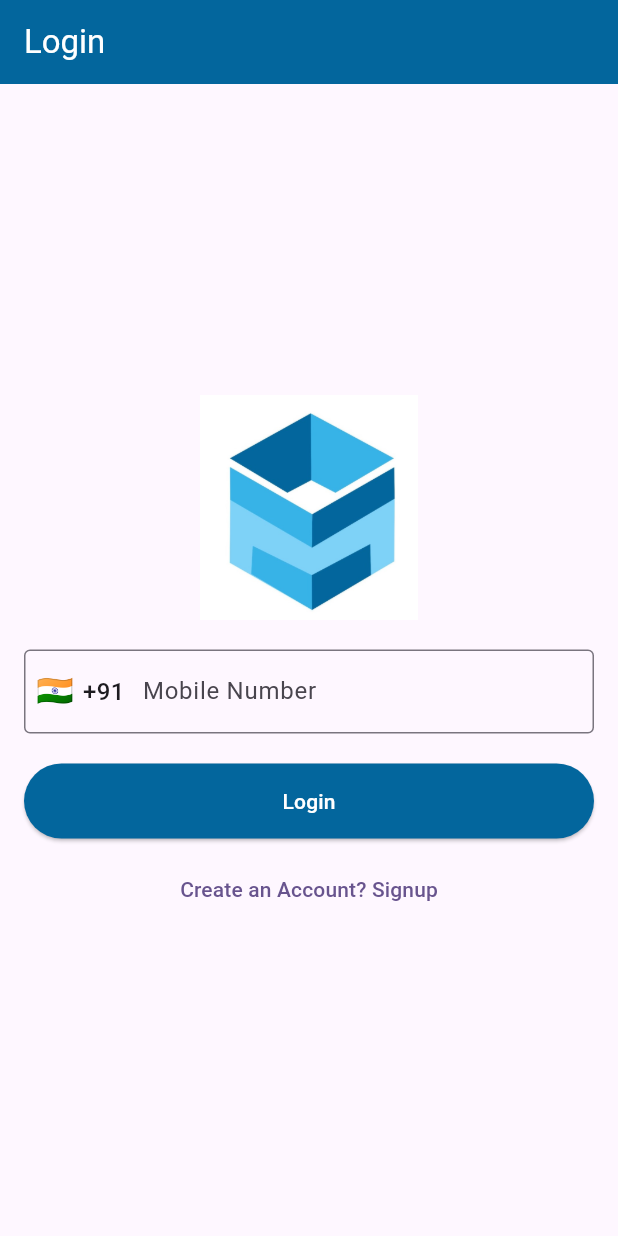
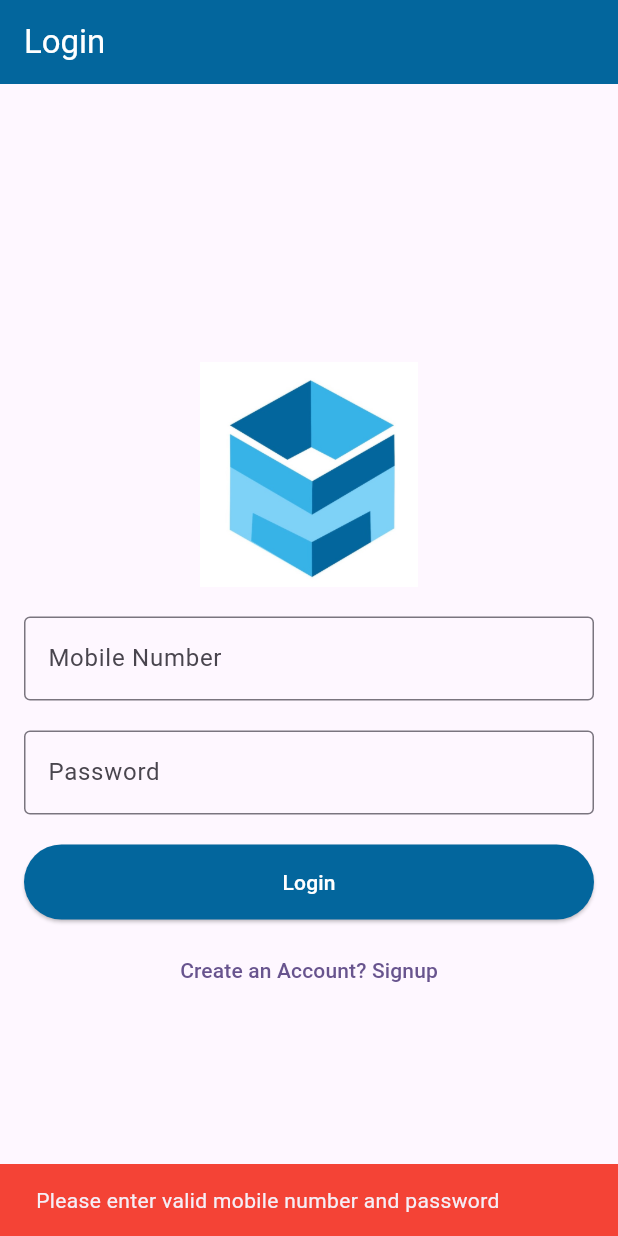
Before and after one commit to supekarsuraj/new_packers_application, a Flutter app: the screen it shows after launch, after a tap on "Login", on a phone screen of 412 x 824 dp. Run offline on Flutter 3.47's test engine with Material 3 defaults, Android fonts, the light colour scheme and no system bars; our stand-ins replace fluttertoast, geocoding, geolocator, google_maps_flutter.

Commit message:
refresh-code
refresh-code

```diff
--- a/lib/lib/views/login_view.dart
+++ b/lib/lib/views/login_view.dart
@@ -1,18 +1,50 @@
 import 'package:flutter/material.dart';
 import 'package:provider/provider.dart';
+import 'package:http/http.dart' as http;
+import 'dart:convert';
+
 import '../../views/signupOtpView.dart';
 import '../viewmodels/login_viewmodel.dart';
-import 'signup_view.dart';
 import 'OTPSuccessView.dart';
 
-
-class LoginView extends StatelessWidget {
+class LoginView extends StatefulWidget {
   const LoginView({super.key});
 
+  @override
+  State<LoginView> createState() => _LoginViewState();
+}
+
+class _LoginViewState extends State<LoginView> {
+  final TextEditingController _passwordController = TextEditingController();
+
   static const Color darkBlue = Color(0xFF03669d);
-  static const Color mediumBlue = Color(0xFF37b3e7);
-  static const Color lightBlue = Color(0xFF7ed2f7);
-  static const Color whiteColor = Color(0xFFf7f7f7);
+
+  Future<bool> loginUser(String mobile, String password) async {
+    try {
+      final url =
+          "http://54kidsstreet.org/api/customers/login?mobile_no=$mobile&password=$password";
+
+      final response = await http.post(Uri.parse(url));
+
+      if (response.statusCode == 200) {
+        final data = json.decode(response.body);
+        // Check API response format
+        if (data is Map &&
+            (data['status'] == true ||
+                data['success'] == true ||
+                data['message']
+                    ?.toString()
+                    .toLowerCase()
+                    .contains('success') ==
+                    true)) {
+          return true;
+        }
+      }
+      return false;
+    } catch (e) {
+      return false;
+    }
+  }
 
   @override
   Widget build(BuildContext context) {
@@ -26,8 +58,15 @@ class LoginView extends StatelessWidget {
               backgroundColor: darkBlue,
               foregroundColor: Colors.white,
             ),
-            body: Padding(
+            body: SingleChildScrollView(
               padding: const EdgeInsets.all(16.0),
+              child: ConstrainedBox(
+                constraints: BoxConstraints(
+                  minHeight: MediaQuery.of(context).size.height -
+                      MediaQuery.of(context).padding.top -
+                      kToolbarHeight,
+                ),
+                child: IntrinsicHeight(
                   child: Column(
                     mainAxisAlignment: MainAxisAlignment.center,
                     children: [
@@ -36,52 +75,69 @@ class LoginView extends StatelessWidget {
                         height: 150,
                       ),
                       const SizedBox(height: 20),
+                      // Mobile Number Field
                       TextField(
                         keyboardType: TextInputType.phone,
                         maxLength: 10,
-                    decoration: InputDecoration(
+                        decoration: const InputDecoration(
                           labelText: 'Mobile Number',
                           counterText: '',
-                      prefixIcon: Padding(
-                        padding: const EdgeInsets.symmetric(horizontal: 8.0),
-                        child: Row(
-                          mainAxisSize: MainAxisSize.min,
-                          children: const [
-                            Text(
-                              '🇮🇳',
-                              style: TextStyle(fontSize: 20), // Adjust flag size
-                            ),
-                            SizedBox(width: 6),
-                            Text(
-                              '+91',
-                              style: TextStyle(fontSize: 16, fontWeight: FontWeight.w500),
-                            ),
-                          ],
-                        ),
-                      ),
-                      prefixIconConstraints: const BoxConstraints(
-                        minWidth: 0,
-                        minHeight: 0,
-                      ),
-                      border: const OutlineInputBorder(),
+                          border: OutlineInputBorder(),
                         ),
                         onChanged: (value) {
                           viewModel.setMobileNumber(value);
                         },
-                  )
-                  ,
+                      ),
                       const SizedBox(height: 20),
+                      // Password Field
+                      TextField(
+                        controller: _passwordController,
+                        obscureText: true,
+                        decoration: const InputDecoration(
+                          labelText: 'Password',
+                          border: OutlineInputBorder(),
+                        ),
+                      ),
+                      const SizedBox(height: 20),
+                      // Login Button
                       ElevatedButton(
                         onPressed: viewModel.isLoading
                             ? null
-                        : () {
-                      viewModel.requestOTP();
-                      if (viewModel.mobileNumber.length == 10) {
-                        Navigator.push(
+                            : () async {
+                          if (viewModel.mobileNumber.length == 10 &&
+                              _passwordController.text.isNotEmpty) {
+                            viewModel.setLoading(true);
+
+                            bool success = await loginUser(
+                              viewModel.mobileNumber,
+                              _passwordController.text,
+                            );
+
+                            viewModel.setLoading(false);
+
+                            if (success) {
+                              Navigator.pushReplacement(
                                 context,
                                 MaterialPageRoute(
                                   builder: (context) =>
                                   const OTPSuccessView(),
+                                ),
+                              );
+                            } else {
+                              ScaffoldMessenger.of(context).showSnackBar(
+                                const SnackBar(
+                                  content: Text(
+                                      'Invalid mobile number or password'),
+                                  backgroundColor: Colors.red,
+                                ),
+                              );
+                            }
+                          } else {
+                            ScaffoldMessenger.of(context).showSnackBar(
+                              const SnackBar(
+                                content: Text(
+                                    'Please enter valid mobile number and password'),
+                                backgroundColor: Colors.red,
                               ),
                             );
                           }
@@ -98,6 +154,7 @@ class LoginView extends StatelessWidget {
                         ),
                       ),
                       const SizedBox(height: 10),
+                      // Signup Redirect
                       TextButton(
                         onPressed: () {
                           Navigator.push(
@@ -112,6 +169,8 @@ class LoginView extends StatelessWidget {
                     ],
                   ),
                 ),
+              ),
+            ),
           );
         },
       ),
--- a/lib/main.dart
+++ b/lib/main.dart
@@ -1,9 +1,9 @@
 import 'package:flutter/material.dart';
 
 import 'package:provider/provider.dart';
+import 'lib/viewmodels/login_viewmodel.dart';
 import 'lib/views/login_view.dart';
 import 'views/OTPSuccessView.dart';
-import 'viewmodels/login_viewmodel.dart';
 
 void main() {
   runApp(const MyApp());
--- a/lib/viewmodels/login_viewmodel.dart
+++ /dev/null
@@ -1,73 +0,0 @@
-import 'package:flutter/material.dart';
-import '../models/login_model.dart';
-
-class LoginViewModel with ChangeNotifier {
-  final LoginModel _model;
-  String _mobileNumber = '';
-  String _errorMessage = '';
-  bool _isLoading = false;
-
-  LoginViewModel() : _model = LoginModel(mobileNumber: '');
-
-  String get mobileNumber => _mobileNumber;
-  String get errorMessage => _errorMessage;
-  bool get isLoading => _isLoading;
-
-  void setMobileNumber(String value) {
-    _mobileNumber = value;
-    _model.mobileNumber = value;
-    notifyListeners();
-  }
-
-  // Method to manually set loading state (used by LoginView)
-  void setLoading(bool loading) {
-    _isLoading = loading;
-    notifyListeners();
-  }
-
-  Future<void> requestOTP() async {
-    if (_mobileNumber.isEmpty || _mobileNumber.length != 10) {
-      _errorMessage = 'Please enter a valid 10-digit mobile number';
-      notifyListeners();
-      return;
-    }
-
-    _isLoading = true;
-    _errorMessage = '';
-    notifyListeners();
-
-    try {
-      bool success = await _model.requestOTP();
-      if (success) {
-        _errorMessage = 'OTP sent successfully!';
-      } else {
-        _errorMessage = 'Failed to send OTP. Try again.';
-      }
-    } catch (e) {
-      _errorMessage = 'An error occurred. Please try again.';
-    } finally {
-      _isLoading = false;
-      notifyListeners();
-    }
-  }
-
-  Future<void> makeCall(String phoneNumber) async {
-    try {
-      await _model.makeCall(phoneNumber);
-    } catch (e) {
-      _errorMessage = 'Failed to make call. Please try again.';
-      notifyListeners();
-    }
-  }
-
-  void clearErrorMessage() {
-    _errorMessage = '';
-    notifyListeners();
-  }
-
-  void clearMobileNumber() {
-    _mobileNumber = '';
-    _model.mobileNumber = '';
-    notifyListeners();
-  }
-}
--- a/lib/views/signupOtpView.dart
+++ b/lib/views/signupOtpView.dart
@@ -2,9 +2,9 @@ import 'package:flutter/material.dart';// imp
 import 'package:provider/provider.dart';
 import 'package:http/http.dart' as http;
 import 'dart:convert';
+import '../lib/viewmodels/login_viewmodel.dart';
 import '../lib/views/login_view.dart';
 import '../lib/views/signup_view.dart';
-import '../viewmodels/login_viewmodel.dart';
 import 'OTPScreen.dart';
 
 class signupOtpView extends StatelessWidget {
```
Also changed, not shown: lib/lib/viewmodels/login_viewmodel.dart (+23 -0 lines), lib/models/login_model.dart (deleted, +0 -24 lines). Lines whose indentation alone changed are shown as unchanged.
